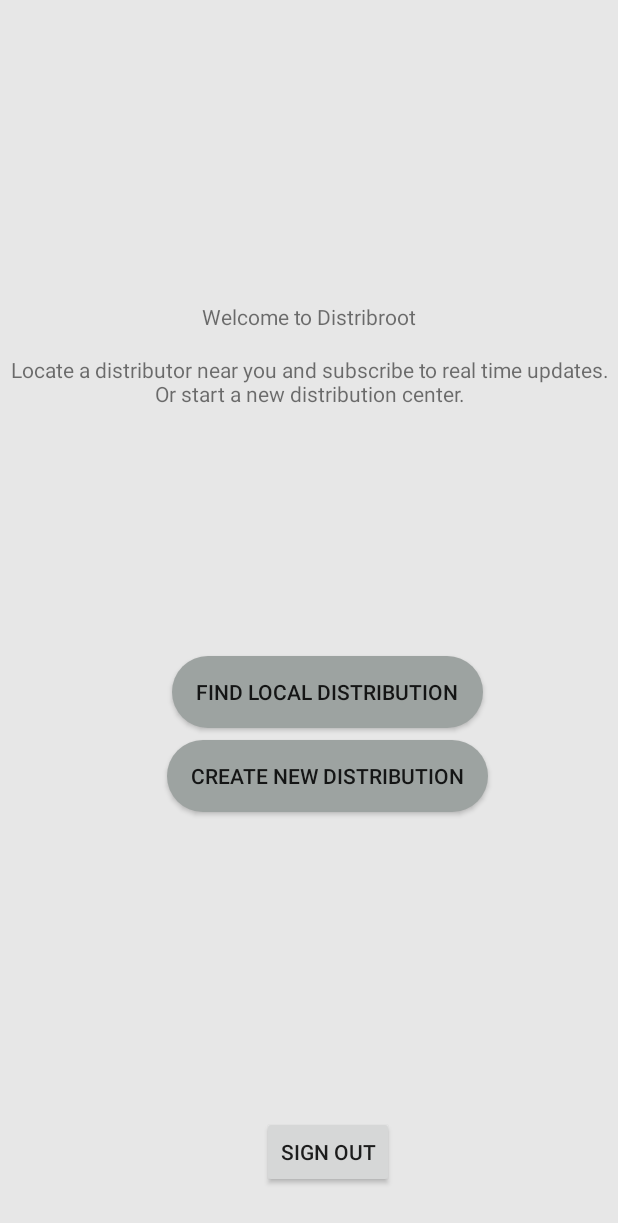
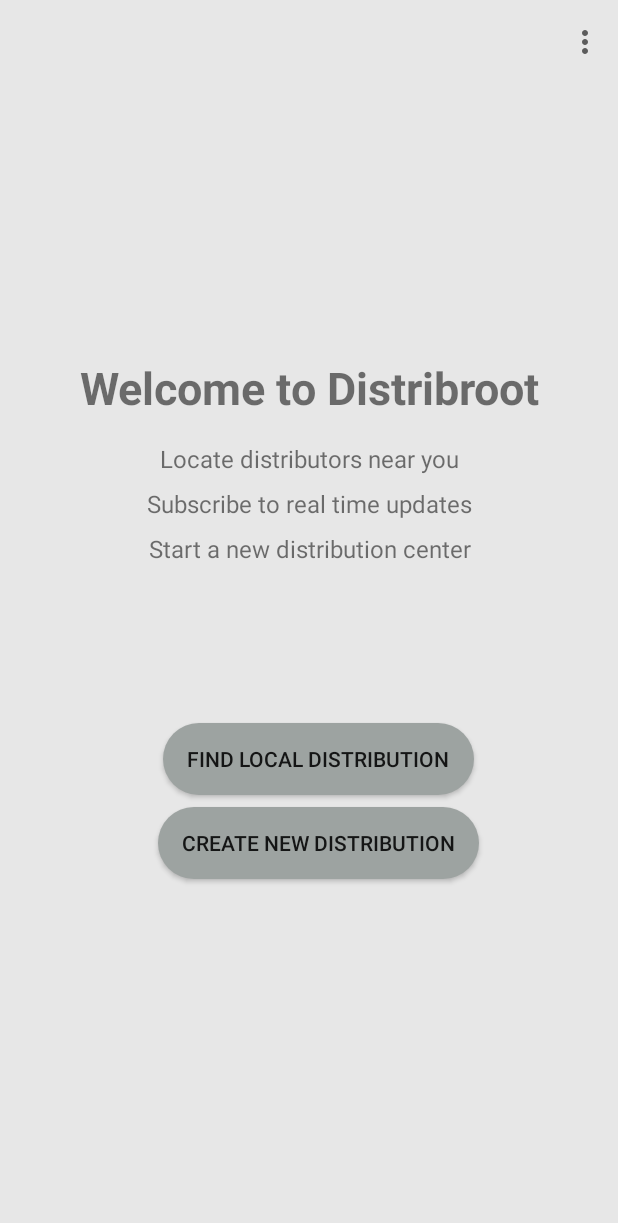
Before and after one commit to kangarruu/Distribroot, an Android app: the screen it shows after launch (MainActivity), on a phone screen of 412 x 824 dp. Shown: the top 1223 px of the screen. Run offline under Robolectric (Android 15) with nearby library versions, the phone set to English and light mode, and no system bars; our stand-ins replace Firebase (no records; nobody signed in at launch, a user with empty details on screens opened directly), data binding; libraries missing offline, so code that uses them is left out: com.firebase.ui; 2 statements that could not run were skipped.

Commit message:
Add toolbars to all activities

```diff
--- a/app/src/main/java/com/lefriedman/distribroot/ui/BaseActivity.java
+++ b/app/src/main/java/com/lefriedman/distribroot/ui/BaseActivity.java
@@ -1,9 +1,18 @@
 package com.lefriedman.distribroot.ui;
 
+import android.app.Activity;
+import android.graphics.Color;
+import android.view.Menu;
+import android.view.MenuInflater;
+import android.view.MenuItem;
 import android.view.View;
+import android.view.Window;
+import android.view.WindowManager;
 import android.widget.FrameLayout;
 import android.widget.ProgressBar;
+import android.widget.Toast;
 
+import androidx.annotation.NonNull;
 import androidx.appcompat.app.AppCompatActivity;
 import androidx.constraintlayout.widget.ConstraintLayout;
 
@@ -11,12 +20,16 @@ import com.lefriedman.distribroot.R;
 
 public abstract class BaseActivity extends AppCompatActivity {
 
+    private static final String TAG = BaseActivity.class.getSimpleName();
+
     private ProgressBar progressBar;
 
     @Override
     public void setContentView(int layoutResID) {
         ConstraintLayout constraintLayout = (ConstraintLayout) getLayoutInflater().inflate(R.layout.activity_base, null);
         FrameLayout activityLayoutHolder = constraintLayout.findViewById(R.id.activity_layout_holder);
+        setWindowFlag(this,WindowManager.LayoutParams.FLAG_TRANSLUCENT_STATUS, false);
+        getWindow().setStatusBarColor(Color.TRANSPARENT);
 
         getLayoutInflater().inflate(layoutResID, activityLayoutHolder, true);
 
@@ -27,4 +40,16 @@ public abstract class BaseActivity extends AppCompatActivity {
     public void showProgressBar(boolean visibility){
         progressBar.setVisibility(visibility ? View.VISIBLE : View.INVISIBLE);
     }
+
+    public static void setWindowFlag(Activity activity, final int bits, boolean on){
+        Window window = activity.getWindow();
+        WindowManager.LayoutParams winParams = window.getAttributes();
+        if (on) {
+            winParams.flags |= bits;
+        } else {
+            winParams.flags &= ~bits;
+        }
+        window.setAttributes(winParams);
+    }
+
 }
--- a/app/src/main/java/com/lefriedman/distribroot/ui/MainActivity.java
+++ b/app/src/main/java/com/lefriedman/distribroot/ui/MainActivity.java
@@ -5,7 +5,6 @@ import androidx.annotation.Nullable;
 import androidx.appcompat.app.AlertDialog;
 import androidx.core.app.ActivityCompat;
 import androidx.databinding.DataBindingUtil;
-import androidx.preference.PreferenceManager;
 
 import android.Manifest;
 import android.app.Dialog;
@@ -16,6 +15,9 @@ import android.content.SharedPreferences;
 import android.content.pm.PackageManager;
 import android.os.Bundle;
 import android.util.Log;
+import android.view.Menu;
+import android.view.MenuInflater;
+import android.view.MenuItem;
 import android.view.View;
 import android.widget.Toast;
 
@@ -43,8 +45,6 @@ public class MainActivity extends BaseActivity {
     private ActivityMainBinding mDataBinder;
     private boolean isLocationPermissionGranted = false;
 
-
-
     @Override
     protected void onCreate(Bundle savedInstanceState) {
         super.onCreate(savedInstanceState);
@@ -52,6 +52,9 @@ public class MainActivity extends BaseActivity {
 
         //Data binding
         mDataBinder = DataBindingUtil.setContentView(this, R.layout.activity_main);
+
+        setSupportActionBar(mDataBinder.toolbar);
+        getSupportActionBar().setTitle(null);
 
         //Initialize Firebase authentication
         InitFirebaseAuth();
@@ -61,7 +64,6 @@ public class MainActivity extends BaseActivity {
         //Set the button click listeners
         attachFindDistributionClickListener();
         attachStartDistributionClickListener();
-        attachSignOutClickListener();
 
         //Create preference boolean to check if location dialog was previously shown
         SharedPreferences sharedPref = getSharedPreferences(SHARED_PREF, MODE_PRIVATE);
@@ -100,17 +102,6 @@ public class MainActivity extends BaseActivity {
                 }
             });
         }
-
-    private void attachSignOutClickListener(){
-        mDataBinder.signOut.setOnClickListener(new View.OnClickListener() {
-            @Override
-            public void onClick(View v) {
-                if (AuthUI.getInstance() != null) {
-                    AuthUI.getInstance().signOut(MainActivity.this);
-                }
-            }
-        });
-    }
 
     private void requestLocationPermissions() {
         //Request location permissions to get User's location.
@@ -276,6 +267,28 @@ public class MainActivity extends BaseActivity {
         }
     }
 
+    @Override
+    public boolean onCreateOptionsMenu(Menu menu) {
+        MenuInflater inflater = getMenuInflater();
+        inflater.inflate(R.menu.menu, menu);
+        return true;
+    }
+
+    @Override
+    public boolean onOptionsItemSelected(@NonNull MenuItem item) {
+        switch (item.getItemId()){
+            case R.id.sign_out:
+                if (AuthUI.getInstance() != null) {
+                    AuthUI.getInstance().signOut(MainActivity.this);
+                }
+                return true;
+            case R.id.settings:
+                Toast.makeText(this, "settings selected", Toast.LENGTH_SHORT).show();
+                return true;
+            default:
+                return super.onOptionsItemSelected(item);
+        }
+    }
 
 
 }
--- /dev/null
+++ b/app/src/main/res/drawable/ic_baseline_arrow_back_ios_24.xml
@@ -0,0 +1,5 @@
+<vector android:height="24dp" android:tint="#FFFFFF"
+    android:viewportHeight="24" android:viewportWidth="24"
+    android:width="24dp" xmlns:android="http://schemas.android.com/apk/res/android">
+    <path android:fillColor="@android:color/white" android:pathData="M11.67,3.87L9.9,2.1 0,12l9.9,9.9 1.77,-1.77L3.54,12z"/>
+</vector>
--- a/app/src/main/res/layout/activity_base.xml
+++ b/app/src/main/res/layout/activity_base.xml
@@ -8,13 +8,13 @@
     <FrameLayout
         android:id="@+id/activity_layout_holder"
         android:layout_width="match_parent"
-        android:layout_height="match_parent"/>
+        android:layout_height="match_parent" />
 
     <ProgressBar
+        android:id="@+id/progress_bar"
         style="@style/Widget.AppCompat.ProgressBar"
-        android:id="@+id/progress_bar"
         android:layout_width="wrap_content"
-        android:layout_height="wrap_content"
+        android:layout_height="0dp"
         android:layout_marginEnd="411dp"
         android:layout_marginBottom="731dp"
         android:visibility="gone"
--- a/app/src/main/res/layout/activity_main.xml
+++ b/app/src/main/res/layout/activity_main.xml
@@ -9,30 +9,60 @@
         android:layout_height="match_parent"
         tools:context=".ui.MainActivity">
 
+        <androidx.appcompat.widget.Toolbar
+            android:id="@+id/toolbar"
+            android:layout_width="match_parent"
+            android:layout_height="?actionBarSize"
+            app:layout_constraintStart_toStartOf="parent"
+            app:layout_constraintTop_toTopOf="parent" />
+
         <TextView
             android:id="@+id/welcome_tv"
             android:layout_width="wrap_content"
             android:layout_height="wrap_content"
             android:text="@string/welcome_tv"
+            android:textSize="30sp"
+            android:textStyle="bold"
             app:layout_constraintBottom_toBottomOf="parent"
             app:layout_constraintEnd_toEndOf="parent"
             app:layout_constraintStart_toStartOf="parent"
-            app:layout_constraintTop_toTopOf="parent"
+            app:layout_constraintTop_toBottomOf="@id/toolbar"
             app:layout_constraintVertical_bias="0.25" />
 
 
         <TextView
             android:id="@+id/welcome_description_tv"
-            android:layout_width="wrap_content"
+            android:layout_width="0dp"
             android:layout_height="wrap_content"
-            android:layout_marginStart="24dp"
             android:layout_marginTop="16dp"
-            android:layout_marginEnd="24dp"
             android:gravity="center_horizontal"
-            android:text="@string/welcome_description_tv"
+            android:text="@string/welcome_description_locate_tv"
+            android:textSize="16sp"
             app:layout_constraintEnd_toEndOf="@+id/welcome_tv"
             app:layout_constraintStart_toStartOf="@+id/welcome_tv"
             app:layout_constraintTop_toBottomOf="@+id/welcome_tv" />
+
+        <TextView
+            android:id="@+id/welcome_description_cont_tv"
+            android:layout_width="wrap_content"
+            android:layout_height="wrap_content"
+            android:layout_marginTop="8dp"
+            android:text="@string/welcome_description_cont_tv"
+            android:textSize="16sp"
+            app:layout_constraintEnd_toEndOf="@+id/welcome_description_tv"
+            app:layout_constraintStart_toStartOf="@+id/welcome_description_tv"
+            app:layout_constraintTop_toBottomOf="@+id/welcome_description_tv" />
+
+        <TextView
+            android:id="@+id/welcome_description_start_tv"
+            android:layout_width="wrap_content"
+            android:layout_height="wrap_content"
+            android:layout_marginTop="8dp"
+            android:text="@string/welcome_description_start_tv"
+            android:textSize="16sp"
+            app:layout_constraintEnd_toEndOf="@+id/welcome_description_tv"
+            app:layout_constraintStart_toStartOf="@+id/welcome_description_tv"
+            app:layout_constraintTop_toBottomOf="@+id/welcome_description_cont_tv" />
 
 
         <Button
@@ -44,9 +74,9 @@
             android:paddingStart="16dp"
             android:paddingEnd="16dp"
             android:text="@string/welcome_user_btn_txt"
-            app:layout_constraintEnd_toEndOf="@+id/welcome_description_tv"
+            app:layout_constraintEnd_toEndOf="@+id/welcome_tv"
             app:layout_constraintHorizontal_bias="0.558"
-            app:layout_constraintStart_toStartOf="@+id/welcome_description_tv"
+            app:layout_constraintStart_toStartOf="@+id/welcome_tv"
             app:layout_constraintTop_toBottomOf="@+id/welcome_description_tv" />
 
         <Button
@@ -62,16 +92,6 @@
             app:layout_constraintStart_toStartOf="@+id/welcome_user_btn"
             app:layout_constraintTop_toBottomOf="@+id/welcome_user_btn" />
 
-        <Button
-            android:id="@+id/sign_out"
-            android:layout_width="wrap_content"
-            android:layout_height="wrap_content"
-            android:layout_marginBottom="32dp"
-            android:text="@string/user_form_btn_sign_out"
-            app:layout_constraintBottom_toBottomOf="parent"
-            app:layout_constraintEnd_toEndOf="@+id/welcome_distributor_btn"
-            app:layout_constraintStart_toStartOf="@+id/welcome_distributor_btn" />
-
 
     </androidx.constraintlayout.widget.ConstraintLayout>
 </layout>
--- a/app/src/main/res/layout/activity_user_profile.xml
+++ b/app/src/main/res/layout/activity_user_profile.xml
@@ -14,7 +14,7 @@
             android:layout_width="wrap_content"
             android:layout_height="wrap_content"
             android:layout_marginBottom="32dp"
-            android:text="@string/user_form_btn_sign_out"
+            android:text="@string/sign_out"
             app:layout_constraintBottom_toBottomOf="parent"
             app:layout_constraintEnd_toEndOf="parent"
             app:layout_constraintStart_toStartOf="parent" />
--- /dev/null
+++ b/app/src/main/res/menu/menu.xml
@@ -0,0 +1,15 @@
+<?xml version="1.0" encoding="utf-8"?>
+<menu xmlns:android="http://schemas.android.com/apk/res/android"
+    xmlns:app="http://schemas.android.com/apk/res-auto">
+
+    <item android:id="@+id/settings"
+        android:title="@string/settings"
+        app:showAsAction="never"></item>
+
+    <item android:id="@+id/sign_out"
+        android:title="@string/sign_out"
+        app:showAsAction="never"></item>
+
+
+
+</menu>
--- a/app/src/main/res/values/strings.xml
+++ b/app/src/main/res/values/strings.xml
@@ -1,7 +1,7 @@
 <resources>
     <string name="app_name">Distribroot</string>
-
-
+    <string name="sign_out">Sign out</string>
+    <string name="settings">Settings</string>
 
     //FirebaseAuthUI sign in
     <string name="login_quick_connect_label">quickly connect with</string>
@@ -11,7 +11,6 @@
     <string name="login_phone_btn_text">Continue with phone</string>
 
     //User info form
-    <string name="user_form_btn_sign_out">Sign out</string>
     <string name="user_form_btn_submit">Submit</string>
     <string name="user_form_first_name_hint">First Name</string>
     <string name="user_form_last_name_hint">Last Name</string>
@@ -33,7 +32,10 @@
 
     //Welcome screen
     <string name="welcome_tv">Welcome to Distribroot</string>
-    <string name="welcome_description_tv">Locate a distributor near you and subscribe to real time updates. Or start a new distribution center.</string>
+    <string name="welcome_description_locate_tv">Locate distributors near you</string>
+    <string name="welcome_description_cont_tv">Subscribe to real time updates</string>
+    <string name="welcome_description_start_tv">Start a new distribution center</string>
+
     <string name="welcome_user_btn_txt">Find Local Distribution</string>
     <string name="welcome_distributor_btn_txt">Create New Distribution</string>
     <string name="main_google_play_not_enabled_error_toast">Unable to locate distribution. Please update Google Play Services to continue</string>
```
Also changed, not shown: app/src/main/AndroidManifest.xml (+16 -3 lines), app/src/main/java/com/lefriedman/distribroot/ui/DistributorProfileActivity.java (+28 -2 lines), app/src/main/java/com/lefriedman/distribroot/ui/FindDistributionActivity.java (+11 -4 lines), app/src/main/res/layout/activity_distributor_profile.xml (+23 -2 lines), app/src/main/res/layout/activity_find_distribution.xml (+9 -2 lines), app/src/main/res/menu/distributor_menu.xml (added, +10 -0 lines).
